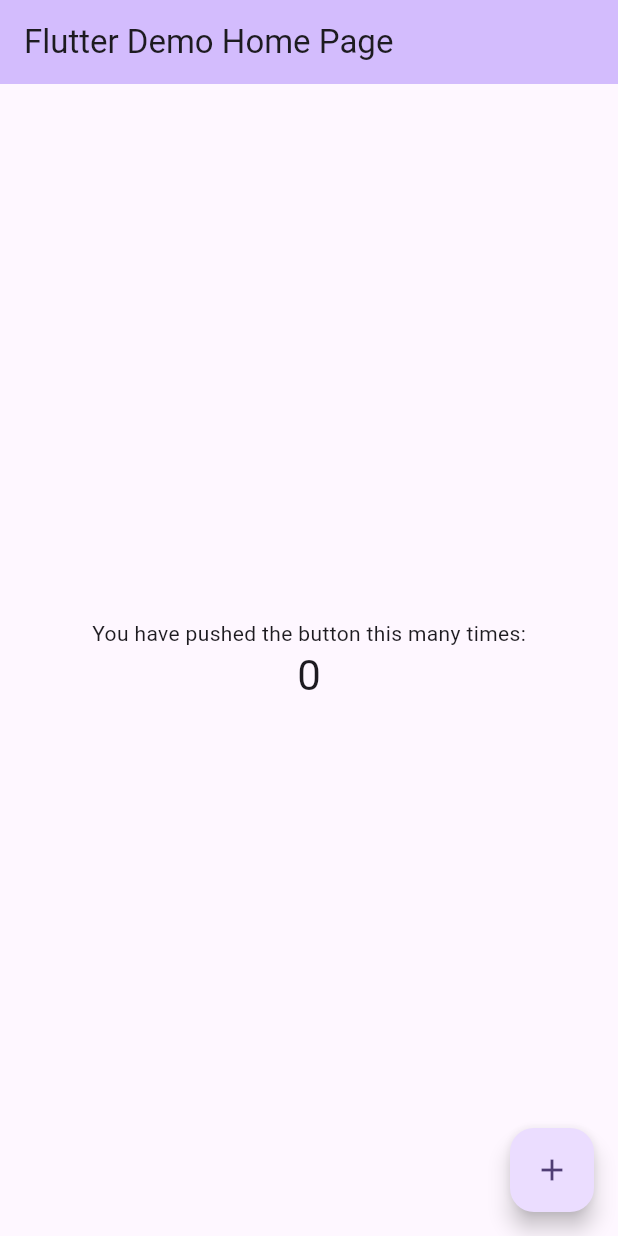
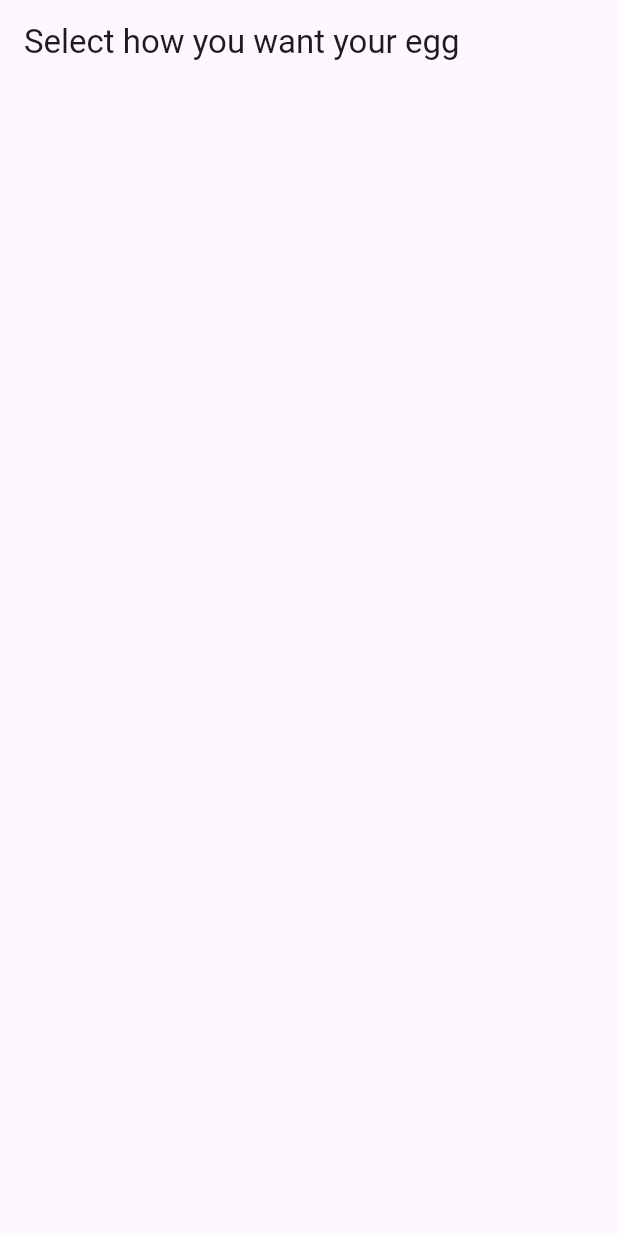
Before and after one commit to mischaleiser20-arch/egg_timer, a Flutter app: the screen it shows after launch, on a phone screen of 412 x 824 dp. Run offline on Flutter 3.47's test engine with Material 3 defaults, Android fonts, the phone set to English and light mode, and no system bars.

Commit message:
modidfied starting point with instructions

```diff
--- a/lib/main.dart
+++ b/lib/main.dart
@@ -7,46 +7,18 @@
 class MyApp extends StatelessWidget {
   const MyApp({super.key});
 
-  // This widget is the root of your application.
   @override
   Widget build(BuildContext context) {
     return MaterialApp(
-      title: 'Flutter Demo',
-      theme: ThemeData(
-        // This is the theme of your application.
-        //
-        // TRY THIS: Try running your application with "flutter run". You'll see
-        // the application has a purple toolbar. Then, without quitting the app,
-        // try changing the seedColor in the colorScheme below to Colors.green
-        // and then invoke "hot reload" (save your changes or press the "hot
-        // reload" button in a Flutter-supported IDE, or press "r" if you used
-        // the command line to start the app).
-        //
-        // Notice that the counter didn't reset back to zero; the application
-        // state is not lost during the reload. To reset the state, use hot
-        // restart instead.
-        //
-        // This works for code too, not just values: Most code changes can be
-        // tested with just a hot reload.
-        colorScheme: .fromSeed(seedColor: Colors.deepPurple),
-      ),
-      home: const MyHomePage(title: 'Flutter Demo Home Page'),
+      title: 'Egg Timer',
+      // <-- Theme customization could go here later (colors, fonts)
+      home: const MyHomePage(title: 'Select how you want your egg'),
     );
   }
 }
 
 class MyHomePage extends StatefulWidget {
   const MyHomePage({super.key, required this.title});
-
-  // This widget is the home page of your application. It is stateful, meaning
-  // that it has a State object (defined below) that contains fields that affect
-  // how it looks.
-
-  // This class is the configuration for the state. It holds the values (in this
-  // case the title) provided by the parent (in this case the App widget) and
-  // used by the build method of the State. Fields in a Widget subclass are
-  // always marked "final".
-
   final String title;
 
   @override
@@ -54,69 +26,28 @@
 }
 
 class _MyHomePageState extends State<MyHomePage> {
-  int _counter = 0;
-
-  void _incrementCounter() {
-    setState(() {
-      // This call to setState tells the Flutter framework that something has
-      // changed in this State, which causes it to rerun the build method below
-      // so that the display can reflect the updated values. If we changed
-      // _counter without calling setState(), then the build method would not be
-      // called again, and so nothing would appear to happen.
-      _counter--;
-    });
-  }
-
   @override
   Widget build(BuildContext context) {
-    // This method is rerun every time setState is called, for instance as done
-    // by the _incrementCounter method above.
-    //
-    // The Flutter framework has been optimized to make rerunning build methods
-    // fast, so that you can just rebuild anything that needs updating rather
-    // than having to individually change instances of widgets.
     return Scaffold(
       appBar: AppBar(
-        // TRY THIS: Try changing the color here to a specific color (to
-        // Colors.amber, perhaps?) and trigger a hot reload to see the AppBar
-        // change color while the other colors stay the same.
-        backgroundColor: Theme.of(context).colorScheme.inversePrimary,
-        // Here we take the value from the MyHomePage object that was created by
-        // the App.build method, and use it to set our appbar title.
         title: Text(widget.title),
+        // <-- Could add a settings or info icon here later
       ),
-      body: Center(
-        // Center is a layout widget. It takes a single child and positions it
-        // in the middle of the parent.
-        child: Column(
-          // Column is also a layout widget. It takes a list of children and
-          // arranges them vertically. By default, it sizes itself to fit its
-          // children horizontally, and tries to be as tall as its parent.
-          //
-          // Column has various properties to control how it sizes itself and
-          // how it positions its children. Here we use mainAxisAlignment to
-          // center the children vertically; the main axis here is the vertical
-          // axis because Columns are vertical (the cross axis would be
-          // horizontal).
-          //
-          // TRY THIS: Invoke "debug painting" (choose the "Toggle Debug Paint"
-          // action in the IDE, or press "p" in the console), to see the
-          // wireframe for each widget.
-          mainAxisAlignment: .center,
-          children: [
-            const Text('You have pushed the button this many times:'),
-            Text(
-              '$_counter',
-              style: Theme.of(context).textTheme.headlineMedium,
-            ),
-          ],
-        ),
+      body: Column(
+        children: [
+          // <-- Egg selection buttons go here (3 rows: soft, medium, hard)
+          // <-- Each row will likely be a Column with Image + Text inside a Button
+
+          // <-- Timer display goes here
+          // <-- This Text widget will update based on the selected egg
+
+          // <-- Start button goes here
+          // <-- An ElevatedButton that triggers the timer when pressed
+
+          // <-- Optional: later you could add padding, spacing, or other layout tweaks
+        ],
       ),
-      floatingActionButton: FloatingActionButton(
-        onPressed: _incrementCounter,
-        tooltip: 'Increment',
-        child: const Icon(Icons.add),
-      ),
+      // TODO: Consider adding floatingActionButton for secondary actions later
     );
   }
 }
```
